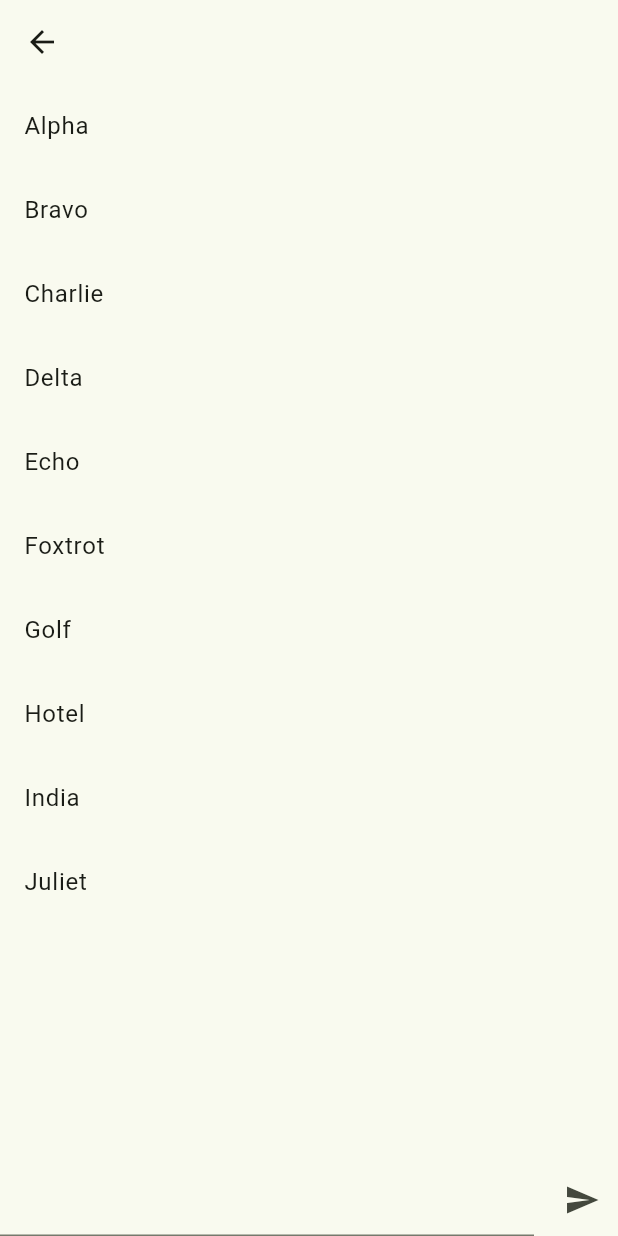
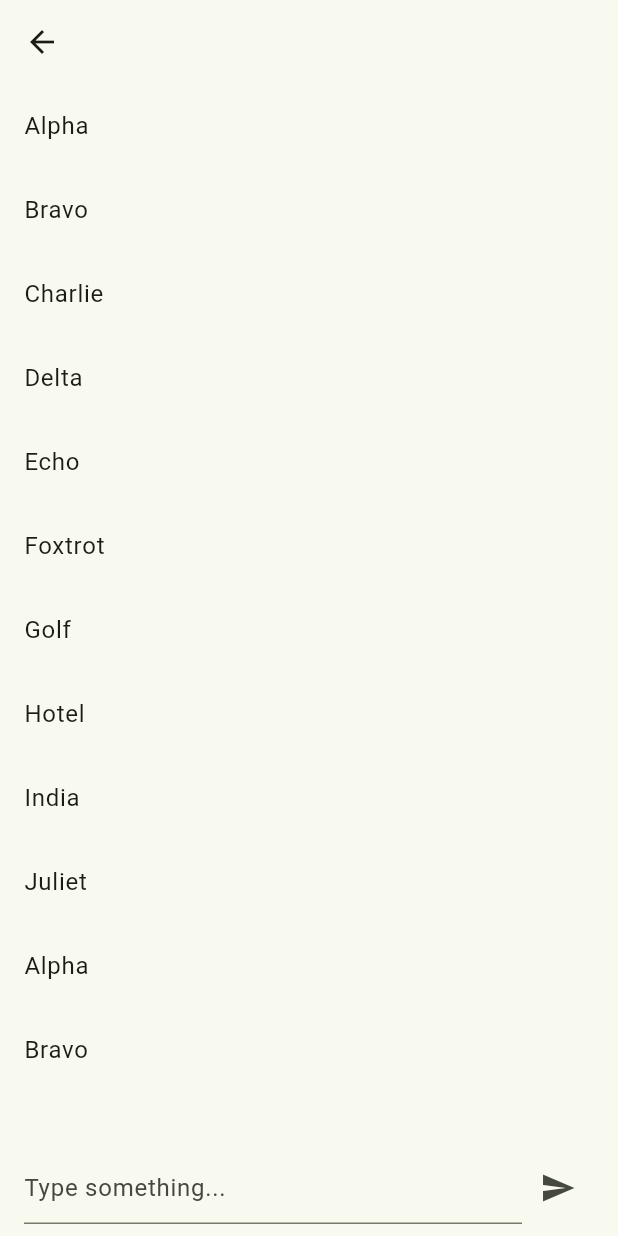
Before and after one commit to lloyddewit/just_listen, a Flutter app: the ActivityScreen screen opened directly, after a tap on the "send" icon, on a phone screen of 412 x 824 dp. Run offline on Flutter 3.47's test engine with Material 3 defaults, Android fonts, the light colour scheme and no system bars; our stand-ins replace firebase_auth, firebase_core; missing offline and left inert: firebase_ui_auth, firebase_ui_oauth_google; accounts and stored records are empty.

Commit message:
feature: text field with send button

```diff
--- a/lib/features/activity/activity_screen.dart
+++ b/lib/features/activity/activity_screen.dart
@@ -1,4 +1,6 @@
 import 'package:flutter/material.dart';
+
+final GlobalKey<_MessagesState> _messagesKey = GlobalKey<_MessagesState>();
 
 class ActivityScreen extends StatelessWidget {
   const ActivityScreen({super.key});
@@ -11,14 +13,15 @@ class ActivityScreen extends StatelessWidget {
         child: Column(
           crossAxisAlignment: CrossAxisAlignment.stretch,
           children: [
-            Messages(),
+            Expanded(child: Messages(key: _messagesKey)),
             const SizedBox(height: 16),
-            Row(
-              children: [
-                Expanded(child: TextField()),
-                const SizedBox(width: 8),
-                IconButton(onPressed: () {}, icon: const Icon(Icons.send)),
-              ],
+            Padding(
+              padding: const EdgeInsets.symmetric(horizontal: 16, vertical: 8),
+              child: Response(
+                onSubmit: (text) {
+                  _messagesKey.currentState?.addItem(text);
+                },
+              ),
             ),
           ],
         ),
@@ -27,12 +30,25 @@ class ActivityScreen extends StatelessWidget {
   }
 }
 
-class Messages extends StatelessWidget {
+class Messages extends StatefulWidget {
   const Messages({super.key});
 
   @override
-  Widget build(BuildContext context) {
-    List<String> messages = [
+  State<Messages> createState() => _MessagesState();
+}
+
+class _MessagesState extends State<Messages> {
+  final List<String> items = [
+    'Alpha',
+    'Bravo',
+    'Charlie',
+    'Delta',
+    'Echo',
+    'Foxtrot',
+    'Golf',
+    'Hotel',
+    'India',
+    'Juliet',
     'Alpha',
     'Bravo',
     'Charlie',
@@ -45,13 +61,60 @@ class Messages extends StatelessWidget {
     'Juliet',
   ];
 
-    return Expanded(
-      child: ListView.builder(
-        itemCount: messages.length,
+  void addItem(String item) {
+    setState(() => items.add(item));
+  }
+
+  @override
+  Widget build(BuildContext context) {
+    return ListView.builder(
+      itemCount: items.length,
       itemBuilder: (context, index) {
-          return ListTile(title: Text(messages[index]));
+        return ListTile(title: Text(items[index]));
       },
-      ),
     );
   }
 }
+
+class Response extends StatefulWidget {
+  const Response({super.key, required this.onSubmit});
+
+  final ValueChanged<String> onSubmit;
+
+  @override
+  State<Response> createState() => _ResponseState();
+}
+
+class _ResponseState extends State<Response> {
+  final _controller = TextEditingController();
+
+  void _submit() {
+    final text = _controller.text.trim();
+    if (text.isNotEmpty) {
+      widget.onSubmit(text);
+      _controller.clear();
+    }
+  }
+
+  @override
+  void dispose() {
+    _controller.dispose();
+    super.dispose();
+  }
+
+  @override
+  Widget build(BuildContext context) {
+    return Row(
+      children: [
+        Expanded(
+          child: TextField(
+            controller: _controller,
+            decoration: const InputDecoration(hintText: 'Type something...'),
+            onSubmitted: (_) => _submit(),
+          ),
+        ),
+        IconButton(icon: const Icon(Icons.send), onPressed: _submit),
+      ],
+    );
+  }
+}
```
Lines whose indentation alone changed are shown as unchanged.
